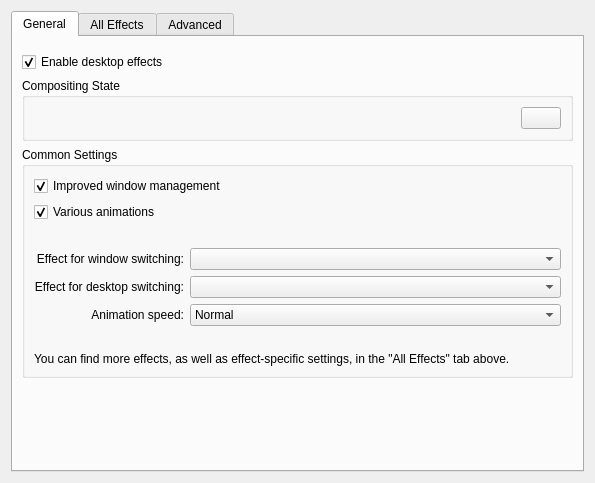
Qt form kcmkwin/kwincompositing/main.ui (KDE/kwin) before a commit.
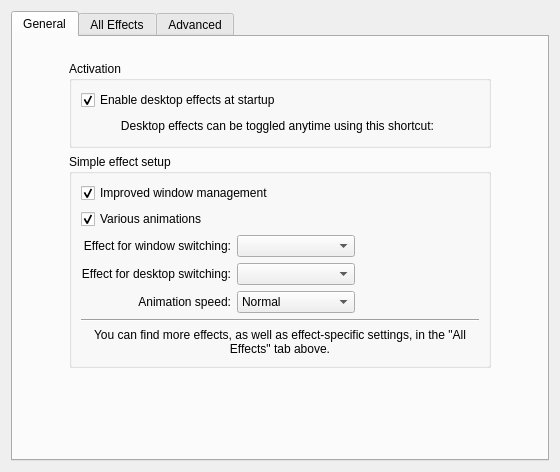
The same form after that commit. Custom widgets are drawn as their Qt base class.

Commit message: unify composite activation, 'Enable' only controls initial state

Diff of the .ui file:
```diff
--- a/kcmkwin/kwincompositing/main.ui
+++ b/kcmkwin/kwincompositing/main.ui
@@ -6,8 +6,8 @@
    <rect>
     <x>0</x>
     <y>0</y>
-    <width>595</width>
-    <height>483</height>
+    <width>560</width>
+    <height>472</height>
    </rect>
   </property>
   <layout class="QVBoxLayout">
@@ -20,33 +20,112 @@
       <attribute name="title">
        <string>General</string>
       </attribute>
-      <layout class="QVBoxLayout" name="verticalLayout">
+      <layout class="QVBoxLayout" name="verticalLayout_4">
        <item>
         <widget class="KTitleWidget" name="statusTitleWidget"/>
        </item>
        <item>
-        <widget class="QCheckBox" name="useCompositing">
-         <property name="text">
-          <string comment="@option:check">Enable desktop effects</string>
+        <layout class="QHBoxLayout" name="horizontalLayout_2">
+         <property name="spacing">
+          <number>0</number>
          </property>
-         <property name="checked">
-          <bool>true</bool>
-         </property>
-        </widget>
+         <item>
+          <spacer name="horizontalSpacer_6">
+           <property name="orientation">
+            <enum>Qt::Horizontal</enum>
+           </property>
+           <property name="sizeHint" stdset="0">
+            <size>
+             <width>40</width>
+             <height>20</height>
+            </size>
+           </property>
+          </spacer>
        </item>
        <item>
         <widget class="QWidget" name="compositingOptionsContainer" native="true">
-         <layout class="QGridLayout" name="gridLayout_3">
-          <property name="margin">
-           <number>0</number>
-          </property>
-          <item row="1" column="0">
+           <layout class="QVBoxLayout" name="verticalLayout_3">
+            <item>
+             <widget class="QGroupBox" name="groupBox_2">
+              <property name="title">
+               <string>Activation</string>
+              </property>
+              <property name="flat">
+               <bool>true</bool>
+              </property>
+              <layout class="QVBoxLayout" name="verticalLayout">
+               <item>
+                <widget class="QCheckBox" name="useCompositing">
+                 <property name="text">
+                  <string comment="@option:check">Enable desktop effects at startup</string>
+                 </property>
+                 <property name="checked">
+                  <bool>true</bool>
+                 </property>
+                </widget>
+               </item>
+               <item>
+                <layout class="QHBoxLayout" name="horizontalLayout">
+                 <item>
+                  <spacer name="horizontalSpacer_5">
+                   <property name="orientation">
+                    <enum>Qt::Horizontal</enum>
+                   </property>
+                   <property name="sizeHint" stdset="0">
+                    <size>
+                     <width>40</width>
+                     <height>20</height>
+                    </size>
+                   </property>
+                  </spacer>
+                 </item>
+                 <item>
+                  <widget class="QLabel" name="label_6">
+                   <property name="sizePolicy">
+                    <sizepolicy hsizetype="MinimumExpanding" vsizetype="Preferred">
+                     <horstretch>0</horstretch>
+                     <verstretch>0</verstretch>
+                    </sizepolicy>
+                   </property>
+                   <property name="text">
+                    <string>Desktop effects can be toggled anytime using this shortcut:</string>
+                   </property>
+                   <property name="alignment">
+                    <set>Qt::AlignRight|Qt::AlignTrailing|Qt::AlignVCenter</set>
+                   </property>
+                  </widget>
+                 </item>
+                 <item>
+                  <widget class="KKeySequenceWidget" name="toggleEffectsShortcut"/>
+                 </item>
+                 <item>
+                  <spacer name="horizontalSpacer_4">
+                   <property name="orientation">
+                    <enum>Qt::Horizontal</enum>
+                   </property>
+                   <property name="sizeHint" stdset="0">
+                    <size>
+                     <width>40</width>
+                     <height>20</height>
+                    </size>
+                   </property>
+                  </spacer>
+                 </item>
+                </layout>
+               </item>
+              </layout>
+             </widget>
+            </item>
+            <item>
            <widget class="QGroupBox" name="groupBox">
             <property name="title">
-             <string>Common Settings</string>
+               <string>Simple effect setup</string>
+              </property>
+              <property name="flat">
+               <bool>true</bool>
             </property>
             <layout class="QGridLayout" name="gridLayout">
-             <item row="0" column="0" colspan="2">
+               <item row="0" column="0" colspan="3">
               <widget class="QCheckBox" name="effectWinManagement">
                <property name="text">
                 <string>Improved window management</string>
@@ -56,7 +135,7 @@
                </property>
               </widget>
              </item>
-             <item row="1" column="0" colspan="2">
+               <item row="1" column="0" colspan="3">
               <widget class="QCheckBox" name="effectAnimations">
                <property name="text">
                 <string>Various animations</string>
@@ -66,33 +145,7 @@
                </property>
               </widget>
              </item>
-             <item row="6" column="0" colspan="2">
-              <spacer name="verticalSpacer">
-               <property name="orientation">
-                <enum>Qt::Vertical</enum>
-               </property>
-               <property name="sizeType">
-                <enum>QSizePolicy::Fixed</enum>
-               </property>
-               <property name="sizeHint" stdset="0">
-                <size>
-                 <width>20</width>
-                 <height>20</height>
-                </size>
-               </property>
-              </spacer>
-             </item>
-             <item row="7" column="0" colspan="2">
-              <widget class="QLabel" name="label">
-               <property name="text">
-                <string>You can find more effects, as well as effect-specific settings, in the &quot;All Effects&quot; tab above.</string>
-               </property>
-               <property name="wordWrap">
-                <bool>true</bool>
-               </property>
-              </widget>
-             </item>
-             <item row="3" column="0">
+               <item row="2" column="0">
               <widget class="QLabel" name="label_3">
                <property name="text">
                 <string>Effect for window switching:</string>
@@ -105,7 +158,7 @@
                </property>
               </widget>
              </item>
-             <item row="3" column="1">
+               <item row="2" column="1">
               <widget class="KComboBox" name="windowSwitchingCombo">
                <property name="sizePolicy">
                 <sizepolicy hsizetype="Expanding" vsizetype="Fixed">
@@ -115,7 +168,33 @@
                </property>
               </widget>
              </item>
-             <item row="4" column="1">
+               <item row="2" column="2">
+                <spacer name="horizontalSpacer_3">
+                 <property name="orientation">
+                  <enum>Qt::Horizontal</enum>
+                 </property>
+                 <property name="sizeHint" stdset="0">
+                  <size>
+                   <width>40</width>
+                   <height>20</height>
+                  </size>
+                 </property>
+                </spacer>
+               </item>
+               <item row="3" column="0">
+                <widget class="QLabel" name="label_4">
+                 <property name="text">
+                  <string>Effect for desktop switching:</string>
+                 </property>
+                 <property name="alignment">
+                  <set>Qt::AlignRight|Qt::AlignTrailing|Qt::AlignVCenter</set>
+                 </property>
+                 <property name="buddy">
+                  <cstring>windowSwitchingCombo</cstring>
+                 </property>
+                </widget>
+               </item>
+               <item row="3" column="1">
               <widget class="KComboBox" name="desktopSwitchingCombo">
                <property name="sizePolicy">
                 <sizepolicy hsizetype="Expanding" vsizetype="Fixed">
@@ -125,23 +204,33 @@
                </property>
               </widget>
              </item>
-             <item row="2" column="0" colspan="2">
-              <spacer name="verticalSpacer_2">
+               <item row="3" column="2">
+                <spacer name="horizontalSpacer_2">
                <property name="orientation">
-                <enum>Qt::Vertical</enum>
-               </property>
-               <property name="sizeType">
-                <enum>QSizePolicy::Fixed</enum>
+                  <enum>Qt::Horizontal</enum>
                </property>
                <property name="sizeHint" stdset="0">
                 <size>
-                 <width>20</width>
+                   <width>40</width>
                  <height>20</height>
                 </size>
                </property>
               </spacer>
              </item>
-             <item row="5" column="1">
+               <item row="4" column="0">
+                <widget class="QLabel" name="label_5">
+                 <property name="text">
+                  <string>Animation speed:</string>
+                 </property>
+                 <property name="alignment">
+                  <set>Qt::AlignRight|Qt::AlignTrailing|Qt::AlignVCenter</set>
+                 </property>
+                 <property name="buddy">
+                  <cstring>animationSpeedCombo</cstring>
+                 </property>
+                </widget>
+               </item>
+               <item row="4" column="1">
               <widget class="KComboBox" name="animationSpeedCombo">
                <property name="sizePolicy">
                 <sizepolicy hsizetype="Expanding" vsizetype="Fixed">
@@ -189,56 +278,7 @@
                </item>
               </widget>
              </item>
-             <item row="5" column="0">
-              <widget class="QLabel" name="label_5">
-               <property name="text">
-                <string>Animation speed:</string>
-               </property>
-               <property name="alignment">
-                <set>Qt::AlignRight|Qt::AlignTrailing|Qt::AlignVCenter</set>
-               </property>
-               <property name="buddy">
-                <cstring>animationSpeedCombo</cstring>
-               </property>
-              </widget>
-             </item>
-             <item row="4" column="0">
-              <widget class="QLabel" name="label_4">
-               <property name="text">
-                <string>Effect for desktop switching:</string>
-               </property>
-               <property name="alignment">
-                <set>Qt::AlignRight|Qt::AlignTrailing|Qt::AlignVCenter</set>
-               </property>
-               <property name="buddy">
-                <cstring>windowSwitchingCombo</cstring>
-               </property>
-              </widget>
-             </item>
-            </layout>
-           </widget>
-          </item>
-          <item row="0" column="0">
-           <widget class="QGroupBox" name="groupBox_2">
-            <property name="title">
-             <string>Compositing State</string>
-            </property>
-            <layout class="QHBoxLayout" name="horizontalLayout">
-             <item>
-              <widget class="QLabel" name="compositingStateIcon">
-               <property name="text">
-                <string/>
-               </property>
-              </widget>
-             </item>
-             <item>
-              <widget class="QLabel" name="compositingStateLabel">
-               <property name="text">
-                <string/>
-               </property>
-              </widget>
-             </item>
-             <item>
+               <item row="4" column="2">
               <spacer name="horizontalSpacer">
                <property name="orientation">
                 <enum>Qt::Horizontal</enum>
@@ -251,11 +291,30 @@
                </property>
               </spacer>
              </item>
-             <item>
-              <widget class="QPushButton" name="compositingStateButton">
+               <item row="5" column="0" colspan="3">
+                <widget class="Line" name="line">
+                 <property name="orientation">
+                  <enum>Qt::Horizontal</enum>
+                 </property>
+                </widget>
+               </item>
+               <item row="6" column="0" colspan="3">
+                <widget class="QLabel" name="label">
+                 <property name="sizePolicy">
+                  <sizepolicy hsizetype="Expanding" vsizetype="Preferred">
+                   <horstretch>0</horstretch>
+                   <verstretch>0</verstretch>
+                  </sizepolicy>
+                 </property>
                <property name="text">
-                <string/>
-               </property>
+                  <string>You can find more effects, as well as effect-specific settings, in the &quot;All Effects&quot; tab above.</string>
+                 </property>
+                 <property name="alignment">
+                  <set>Qt::AlignCenter</set>
+                 </property>
+                 <property name="wordWrap">
+                  <bool>true</bool>
+                 </property>
               </widget>
              </item>
             </layout>
@@ -263,6 +322,21 @@
           </item>
          </layout>
         </widget>
+         </item>
+         <item>
+          <spacer name="horizontalSpacer_7">
+           <property name="orientation">
+            <enum>Qt::Horizontal</enum>
+           </property>
+           <property name="sizeHint" stdset="0">
+            <size>
+             <width>40</width>
+             <height>20</height>
+            </size>
+           </property>
+          </spacer>
+         </item>
+        </layout>
        </item>
        <item>
         <spacer>
@@ -271,8 +345,8 @@
          </property>
          <property name="sizeHint" stdset="0">
           <size>
-           <width>20</width>
-           <height>0</height>
+           <width>512</width>
+           <height>75</height>
           </size>
          </property>
         </spacer>
@@ -569,6 +643,11 @@
   </layout>
  </widget>
  <customwidgets>
+  <customwidget>
+   <class>KKeySequenceWidget</class>
+   <extends>QWidget</extends>
+   <header>kkeysequencewidget.h</header>
+  </customwidget>
   <customwidget>
    <class>KTitleWidget</class>
    <extends>QWidget</extends>
```
Left out of the diff: 19 changed lines with no effect on the pictures. Lines whose indentation alone changed are shown as unchanged. The commit also changes 7 other files.
